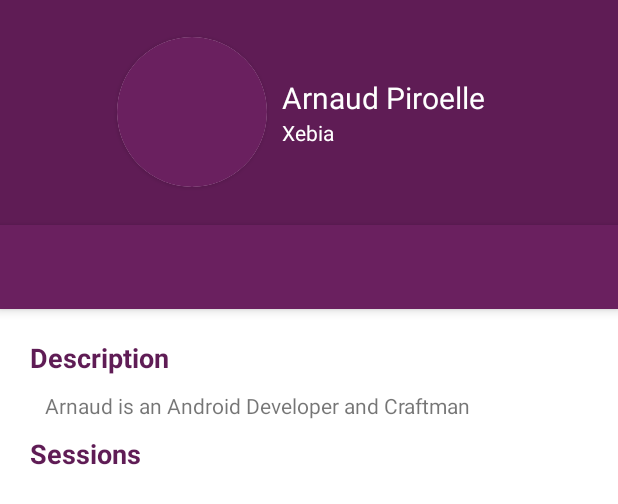
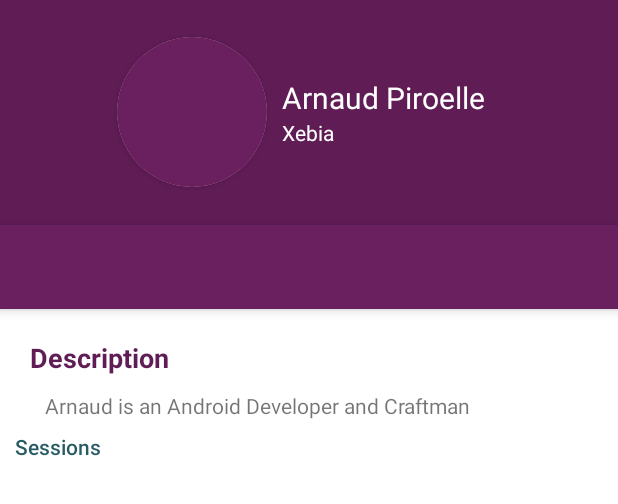
Before and after one commit to Gropoid/conference-android, an Android app: the layout activity_speaker_details.xml on its own in the app's theme, with its tools: preview values and no code run, on a phone screen of 412 x 824 dp. Shown: the top 504 px of the screen. Run offline under Robolectric (Android 15) with nearby library versions, the phone set to English and light mode, and no system bars.

Commit message:
Improve SpeakerDetails (WIP)

```diff
--- a/app/src/main/kotlin/com/arnaudpiroelle/conference/ui/speakers/details/SpeakerDetailsContract.kt
+++ b/app/src/main/kotlin/com/arnaudpiroelle/conference/ui/speakers/details/SpeakerDetailsContract.kt
@@ -1,5 +1,6 @@
 package com.arnaudpiroelle.conference.ui.speakers.details
 
+import com.arnaudpiroelle.conference.model.Session
 import com.arnaudpiroelle.conference.model.Speaker
 
 interface SpeakerDetailsContract {
@@ -10,6 +11,9 @@ interface SpeakerDetailsContract {
         fun displayGithub()
         fun displayTwitter()
         fun displayWebsite()
+
+        fun cleanSessions()
+        fun addSession(session: Session)
     }
 
     interface UserActionsListener {
--- a/app/src/main/res/layout/activity_speaker_details.xml
+++ b/app/src/main/res/layout/activity_speaker_details.xml
@@ -106,15 +106,36 @@
             android:id="@+id/speaker_description"
             android:layout_width="match_parent"
             android:layout_height="wrap_content"
-            android:paddingLeft="20dp"
-            android:paddingRight="10dp"
+            android:layout_marginLeft="20dp"
+            android:layout_marginStart="20dp"
             tools:text="Arnaud is an Android Developer and Craftman"/>
 
-        <TextView
-            style="@style/AppTheme.Speaker.Details.Header"
-            android:layout_width="wrap_content"
+        <LinearLayout
+            android:id="@+id/speaker_sessions_container"
+            android:layout_width="match_parent"
             android:layout_height="wrap_content"
-            android:text="@string/speaker_sessions_header"/>
+            android:layout_marginBottom="8dp"
+            android:orientation="vertical">
+
+            <TextView
+                android:id="@+id/speaker_sessions_header"
+                android:layout_width="match_parent"
+                android:layout_height="wrap_content"
+                android:layout_marginTop="8dp"
+                android:clickable="true"
+                android:focusable="true"
+                android:gravity="center_vertical"
+                android:text="@string/speaker_sessions"
+                android:textAppearance="@style/TextAppearance.Body2"
+                android:textColor="@color/body_text_2"/>
+
+            <LinearLayout
+                android:id="@+id/speaker_sessions"
+                android:layout_width="match_parent"
+                android:layout_height="wrap_content"
+                android:orientation="vertical"/>
+
+        </LinearLayout>
     </LinearLayout>
 
 </com.arnaudpiroelle.conference.ui.core.widget.ParallaxScrollView>
--- a/app/src/main/res/values/strings.xml
+++ b/app/src/main/res/values/strings.xml
@@ -17,4 +17,5 @@
 
     <string name="in_progress">In progress</string>
     <string name="session_speakers">Speakers</string>
+    <string name="speaker_sessions">Sessions</string>
 </resources>
```
Also changed, not shown: app/src/main/kotlin/com/arnaudpiroelle/conference/core/database/dao/SessionDao.kt (+7 -0 lines), app/src/main/kotlin/com/arnaudpiroelle/conference/ui/speakers/details/SpeakerDetailsActivity.kt (+25 -1 lines), app/src/main/kotlin/com/arnaudpiroelle/conference/ui/speakers/details/SpeakerDetailsPresenter.kt (+19 -4 lines).
